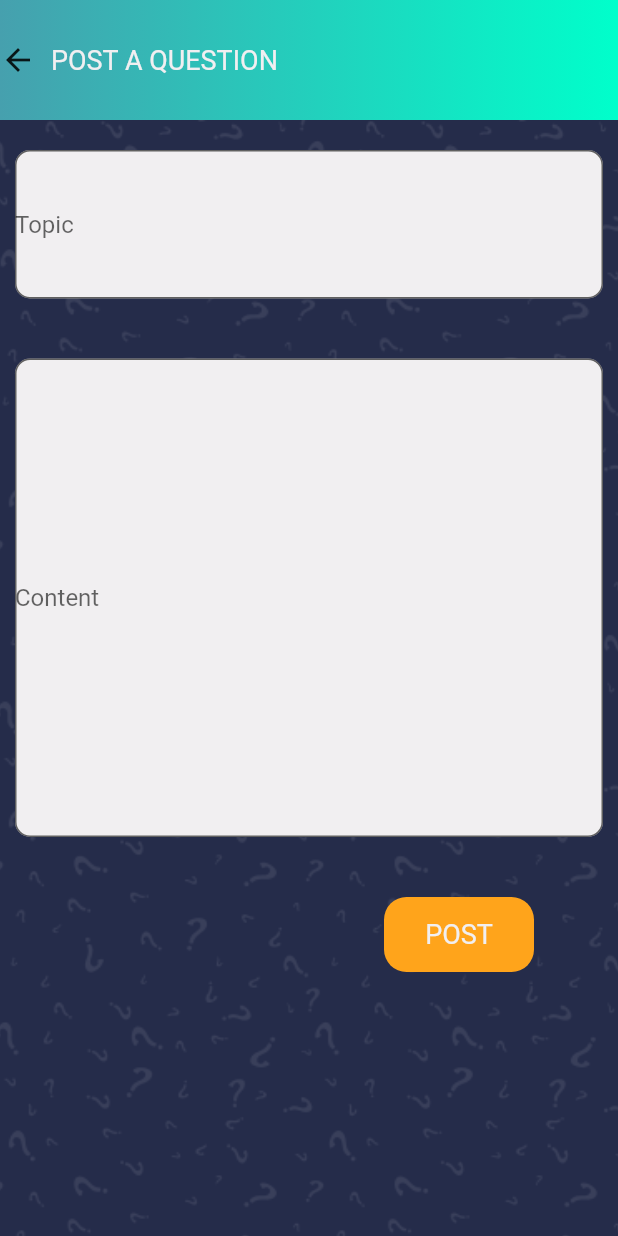
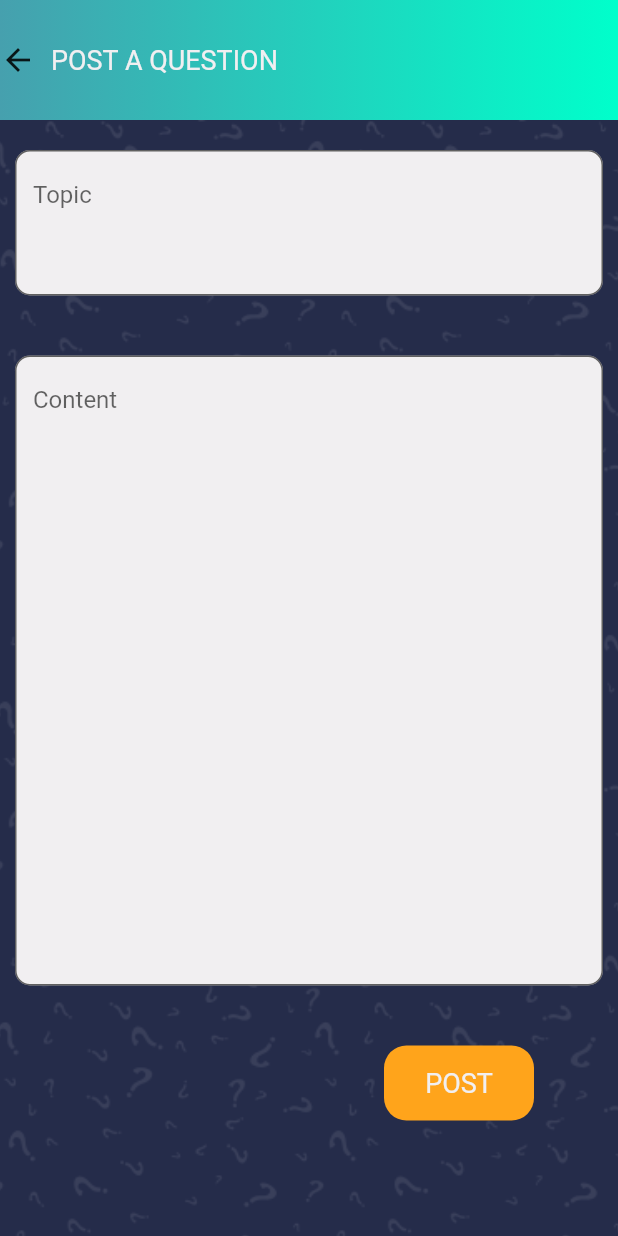
Before and after one commit to iremtekinn/firebase, a Flutter app: the PageTwo screen opened by its route, on a phone screen of 412 x 824 dp. Run offline on Flutter 3.47's test engine with Material 2 defaults, Android fonts, the phone set to English and light mode, and no system bars; our stand-ins replace firebase_auth, firebase_core, get; accounts and stored records are empty.

```diff
--- a/lib/modules/pageone/pageone_controller.dart
+++ b/lib/modules/pageone/pageone_controller.dart
@@ -1,5 +1,10 @@
+
 import 'package:get/get_state_manager/src/simple/get_controllers.dart';
 
 class PageOneController extends GetxController{
 
+
+
+
+
 }
--- a/lib/modules/pagetwo/pagetwo_screen.dart
+++ b/lib/modules/pagetwo/pagetwo_screen.dart
@@ -62,7 +62,8 @@ class PageTwo extends StatelessWidget {
                  Padding(
                 padding: const EdgeInsets.only(left:10, right: 10, bottom: 20, top:20),
                 child: TextFormField(
-                  decoration: InputDecoration(contentPadding: EdgeInsets.symmetric(vertical: 40,),
+                  maxLines: 3,
+                  decoration: InputDecoration(//contentPadding: EdgeInsets.symmetric(vertical: 40,),
                   filled: true,
                   fillColor: Color(0xFFF1EFF1),
                       border: OutlineInputBorder(
@@ -75,7 +76,8 @@ class PageTwo extends StatelessWidget {
                   Padding(
                 padding: const EdgeInsets.only(left:10, right: 10, bottom: 20, top:20),
                 child: TextFormField(
-                  decoration: InputDecoration(contentPadding: EdgeInsets.symmetric(vertical: 150),
+                  maxLines: 20,
+                  decoration: InputDecoration(//contentPadding: EdgeInsets.symmetric(vertical: 150),
                   filled: true,
                   fillColor: Color(0xFFF1EFF1),
                       border: OutlineInputBorder(
```
